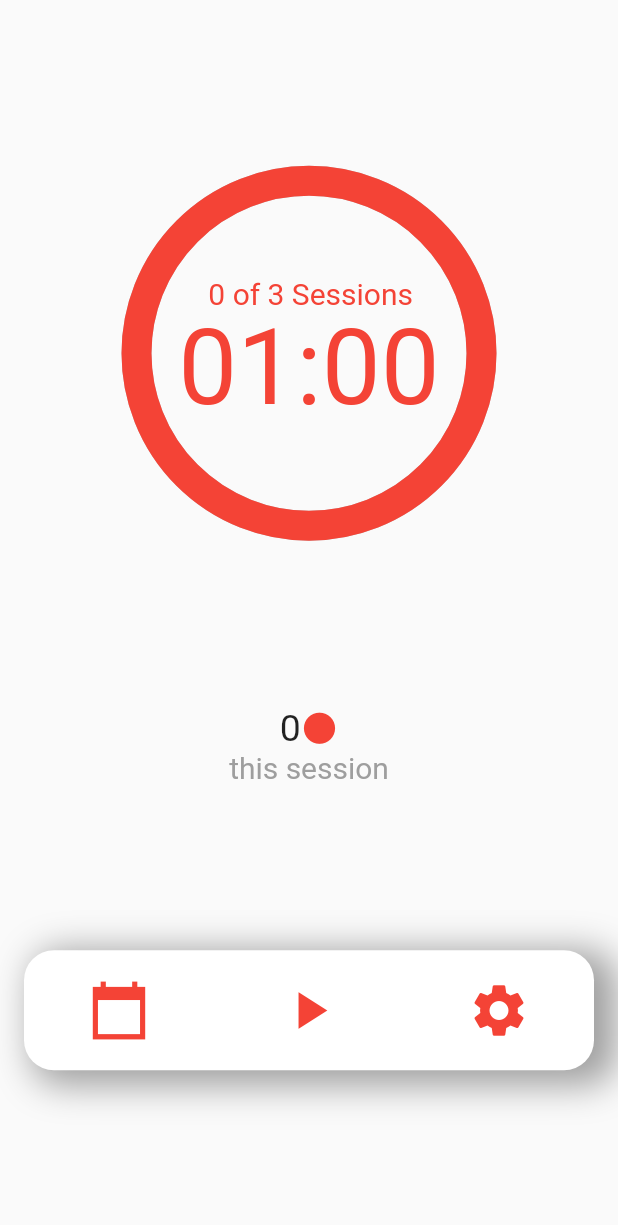
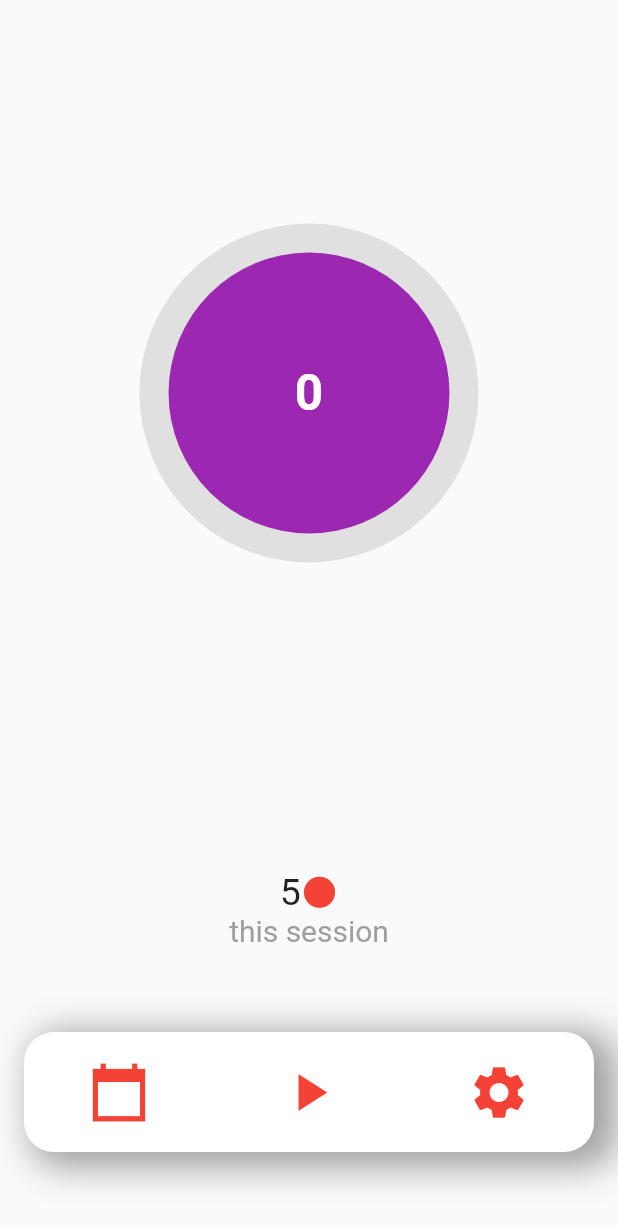
Before and after one commit to drag1313/my_pomodoro_timer, a Flutter app: the screen it shows after launch, on a phone screen of 412 x 824 dp. Shown: the top 1225 px of the screen. Run offline on Flutter 3.47's test engine with Material 2 defaults, Android fonts, the phone set to English and light mode, and no system bars; drawn by our look-alikes of circular_countdown_timer, percent_indicator; our stand-ins replace table_calendar.

Commit message:
add support null safety + change timer library

```diff
--- a/lib/Screens/CalendarScreen.dart
+++ b/lib/Screens/CalendarScreen.dart
@@ -10,7 +10,7 @@ class calendarScreen extends StatefulWidget {
 class _CalendarScreenState extends State<calendarScreen> {
   CalendarFormat _calendarFormat = CalendarFormat.month;
   DateTime _focusedDay = DateTime.now();
-  DateTime _selectedDay;
+  DateTime? _selectedDay;
 
   @override
   Widget build(BuildContext context) {
--- a/lib/Screens/FullVersionScreen.dart
+++ b/lib/Screens/FullVersionScreen.dart
@@ -1,5 +1,6 @@
 import 'package:flutter/material.dart';
 import 'package:flutter_pomodoro_timer/Screens/ButtonsPanel.dart';
+import 'package:flutter_pomodoro_timer/Screens/altTimerScreen.dart';
 
 class fullVersionScreen extends StatefulWidget {
   @override
@@ -43,10 +44,10 @@ class fullVersionScreenState extends State<fullVersionScreen> {
                       primary: Colors.red,
                     ),
                     onPressed: () {
-                      /* Navigator.push(
+                      /*dart pub upgrade --null-safety Navigator.push(
                           context,
                           MaterialPageRoute(
-                              builder: (context) => fullVersionScreen()));*/
+                              builder: (context) => altTimerScreen()));*/
                     },
                     child: Text('Buy Full Version',
                         style: TextStyle(color: Colors.white, fontSize: 20)))),
--- a/lib/Screens/TimerScreen.dart
+++ b/lib/Screens/TimerScreen.dart
@@ -1,42 +1,11 @@
-import 'dart:async';
-
 import 'package:flutter/material.dart';
 import 'package:flutter_pomodoro_timer/Screens/CalendarScreen.dart';
 import 'package:flutter_pomodoro_timer/Screens/SettingsScreen.dart';
-import 'package:percent_indicator/percent_indicator.dart';
-import 'package:shared_preferences/shared_preferences.dart';
+import 'package:circular_countdown_timer/circular_countdown_timer.dart';
 
-const Duration workTime = Duration(minutes: 1);
-const Duration shortBreakTime = Duration(minutes: 2);
-const Duration longBreakTime = Duration(minutes: 3);
-const int longBreakAfter = 3;
-const int targetInterval = 6;
-int SessionCount = 1;
-settingsScreen sc;
 bool isPause = false;
-
-enum Status {
-  work,
-  shortBreak,
-  longBreak,
-}
-
-class Pomodoro {
-  Pomodoro({
-    this.time,
-    this.status,
-    this.count,
-  });
-
-  Duration time;
-  Status status;
-  int count;
-
-  void setParam({Duration time, Status status}) {
-    this.time = time;
-    this.status = status;
-  }
-}
+int _duration = 10;
+CountDownController _controller = CountDownController();
 
 class TimerScreen extends StatefulWidget {
   @override
@@ -44,132 +13,134 @@ class TimerScreen extends StatefulWidget {
 }
 
 class _timerScreenState extends State<TimerScreen> {
-  Stopwatch _sw;
-  Timer _timer;
-  Duration _timeLeft = const Duration();
-
-  final Pomodoro _pomodoro = Pomodoro(
-    time: workTime,
-    status: Status.work,
-    count: 0,
-  );
-
-  @override
-  void initState() {
-    _pomodoro.time = workTime;
-    _sw = Stopwatch();
-    _timer = Timer.periodic(const Duration(milliseconds: 50), _callback);
-    super.initState();
-  }
-
-  @override
-  void dispose() {
-    _timer?.cancel();
-    _timer = null;
-    super.dispose();
-  }
-
-  void _callback(Timer timer) {
-    if (_sw.elapsed > _pomodoro.time) {
-      setState(() {
-        _changeNextStatus();
-      });
-      return;
-    }
-
-    final Duration _newTimeLeft = _pomodoro.time - _sw.elapsed;
-    if (_newTimeLeft.inSeconds != _timeLeft.inSeconds) {
-      setState(() {
-        _timeLeft = _newTimeLeft;
-      });
-    }
-  }
-
-  void _changeNextStatus() {
-    _sw.stop();
-    _sw.reset();
-    if (_pomodoro.status == Status.work) {
-      _pomodoro.count++;
-      if (_pomodoro.count % longBreakAfter == 0) {
-        _pomodoro.setParam(time: longBreakTime, status: Status.longBreak);
-      } else {
-        _pomodoro.setParam(time: shortBreakTime, status: Status.shortBreak);
-      }
-    } else {
-      _pomodoro.setParam(time: workTime, status: Status.work);
-    }
-  }
-
-  Widget displayTimeString() {
-    final String minutes =
-        (_timeLeft.inMinutes % 60).toString().padLeft(2, '0');
-    final String seconds =
-        (_timeLeft.inSeconds % 60).toString().padLeft(2, '0');
-
-    return Stack(
-      children: [
-        Container(
-            margin: EdgeInsets.only(left: 20),
-            child: Text('${_pomodoro.count.toString()} of 3 Sessions',
-                style: const TextStyle(fontSize: 20.0, color: Colors.red))),
-        Container(
-          padding: EdgeInsets.only(top: 20),
-          child: Text('$minutes:$seconds',
-              style: const TextStyle(fontSize: 70.0, color: Colors.red)),
-        )
-      ],
-    );
-  }
-
-  Widget displayPomodoroStatus() {
-    String text;
-    if (_pomodoro.status == Status.work) {
-      text = 'Work';
-    } else if (_pomodoro.status == Status.shortBreak) {
-      text = 'Short Break';
-    } else {
-      text = 'Long Break';
-    }
-    return Text(text, style: const TextStyle(fontSize: 30.0));
-  }
-
-  Color _getColor() {
-    if (_pomodoro.status == Status.work) {
-      return Colors.blue;
-    } else if (_pomodoro.status == Status.shortBreak) {
-      return Colors.orange;
-    } else {
-      return Colors.red;
-    }
-  }
-
   @override
   Widget build(BuildContext context) {
     var screenSize = MediaQuery.of(context).size;
+    var count = 5;
     return Scaffold(
       body: Column(
         mainAxisAlignment: MainAxisAlignment.spaceEvenly,
         children: <Widget>[
+          Container(
+            child: Center(
+                child: CircularCountDownTimer(
+              // Countdown duration in Seconds.
+              duration: _duration,
+
+              // Countdown initial elapsed Duration in Seconds.
+              initialDuration: 0,
+
+              // Controls (i.e Start, Pause, Resume, Restart) the Countdown Timer.
+              controller: _controller,
+
+              // Width of the Countdown Widget.
+              width: MediaQuery.of(context).size.width / 2,
+
+              // Height of the Countdown Widget.
+              height: MediaQuery.of(context).size.height / 2,
+
+              // Ring Color for Countdown Widget.
+              ringColor: Colors.grey[300]!,
+
+              // Ring Gradient for Countdown Widget.
+              ringGradient: null,
+
+              // Filling Color for Countdown Widget.
+              fillColor: Colors.purpleAccent[100]!,
+
+              // Filling Gradient for Countdown Widget.
+              fillGradient: null,
+
+              // Background Color for Countdown Widget.
+              backgroundColor: Colors.purple[500],
+
+              // Background Gradient for Countdown Widget.
+              backgroundGradient: null,
+
+              // Border Thickness of the Countdown Ring.
+              strokeWidth: 20.0,
+
+              // Begin and end contours with a flat edge and no extension.
+              strokeCap: StrokeCap.round,
+
+              // Text Style for Countdown Text.
+              textStyle: TextStyle(
+                  fontSize: 33.0,
+                  color: Colors.white,
+                  fontWeight: FontWeight.bold),
+
+              // Format for the Countdown Text.
+              textFormat: CountdownTextFormat.S,
+
+              // Handles Countdown Timer (true for Reverse Countdown (max to 0), false for Forward Countdown (0 to max)).
+              isReverse: false,
+
+              // Handles Animation Direction (true for Reverse Animation, false for Forward Animation).
+              isReverseAnimation: false,
+
+              // Handles visibility of the Countdown Text.
+              isTimerTextShown: true,
+
+              // Handles the timer start.
+              autoStart: false,
+
+              // This Callback will execute when the Countdown Starts.
+              onStart: () {
+                // Here, do whatever you want
+                print('Countdown Started');
+              },
+
+              // This Callback will execute when the Countdown Ends.
+              onComplete: () {
+                // Here, do whatever you want
+                print('Countdown Ended');
+              },
+            )),
+            /*  floatingActionButton: Row(
+        mainAxisAlignment: MainAxisAlignment.center,
+        children: [
+          SizedBox(
+            width: 30,
+          ),
+          _button(title: "Start", onPressed: () => _controller.start()),
+          SizedBox(
+            width: 10,
+          ),
+          _button(title: "Pause", onPressed: () => _controller.pause()),
+          SizedBox(
+            width: 10,
+          ),
+          _button(title: "Resume", onPressed: () => _controller.resume()),
+          SizedBox(
+            width: 10,
+          ),
+          _button(
+              title: "Restart",
+              onPressed: () => _controller.restart(duration: _duration))
+        ],
+      ),*/
+          ),
           // displayPomodoroStatus(),
           Container(
-              decoration: new BoxDecoration(
-                  //  boxShadow: [
-                  //    new BoxShadow() //тень для индикатора
-                  //   ],
-                  ),
-              child: CircularPercentIndicator(
+            decoration: new BoxDecoration(
+                //  boxShadow: [
+                //    new BoxShadow() //тень для индикатора
+                //   ],
+                ),
+            /*  child: CircularPercentIndicator(
                 radius: 250.0,
                 lineWidth: 20.0,
                 percent: _timeLeft.inSeconds / _pomodoro.time.inSeconds,
                 center: displayTimeString(),
                 progressColor: Colors.red,
-              )),
+              )*/
+          ),
           Column(
             children: [
               isPause
                   ? GestureDetector(
                       onTap: () {
-                        _buttonPressedPause();
+                        _controller.pause();
                       },
                       child: Container(
                         margin: EdgeInsets.only(bottom: 20),
@@ -194,7 +165,7 @@ class _timerScreenState extends State<TimerScreen> {
                 mainAxisAlignment: MainAxisAlignment.center,
                 children: [
                   Text(
-                    '${_pomodoro.count.toString()}',
+                    '${count.toString()}',
                     style: const TextStyle(fontSize: 25.0),
                   ),
                   Icon(Icons.circle, color: Colors.red, size: 25),
@@ -251,11 +222,10 @@ class _timerScreenState extends State<TimerScreen> {
                         ),
                         child: IconButton(
                           //  icon: Icon(Icons.play_arrow),
-                          icon: Icon(
-                              _sw.isRunning ? Icons.stop : Icons.play_arrow),
+                          icon: Icon(Icons.play_arrow),
                           color: Colors.red,
                           iconSize: 42,
-                          onPressed: () => _buttonPressed(),
+                          onPressed: () => {_controller.start()},
                         ),
                       ),
                       Ink(
@@ -284,36 +254,4 @@ class _timerScreenState extends State<TimerScreen> {
       ),
     );
   }
-
-  void _resetButtonPressed() {
-    if (!_sw.isRunning) {
-      setState(() {
-        _sw.reset();
-      });
-    }
-  }
-
-  void _buttonPressed() {
-    setState(() {
-      if (_sw.isRunning) {
-        _sw.reset();
-        _sw.stop(); //stop
-        isPause = false;
-      } else {
-        _sw.start();
-        isPause = true;
-      }
-    });
-  }
-
-  void _buttonPressedPause() {
-    setState(() {
-      if (_sw.isRunning) {
-        _sw.stop(); //stop
-
-      } else {
-        _sw.start();
-      }
-    });
-  }
 }
--- a/lib/main.dart
+++ b/lib/main.dart
@@ -1,5 +1,7 @@
 import 'package:flutter/material.dart';
 import 'package:flutter_pomodoro_timer/Screens/TimerScreen.dart';
+import 'package:flutter_pomodoro_timer/Screens/altTimerScreen.dart';
+import 'package:flutter_pomodoro_timer/Screens/newTimer.dart';
 
 void main() => runApp(BaseApp());
 
@@ -16,7 +18,8 @@ class _BaseAppState extends State<BaseApp> {
         ),
         home: Scaffold(
           body: SafeArea(
-            child: TimerScreen(),
+            child:
+                TimerScreen(), //MyHomePage(title: 'Circular Countdown Timer'),
           ),
         ),
       );
```
Also changed, not shown: lib/Screens/SettingsScreen.dart (+36 -22 lines), pubspec.yaml (+6 -5 lines), pubspec.lock.
